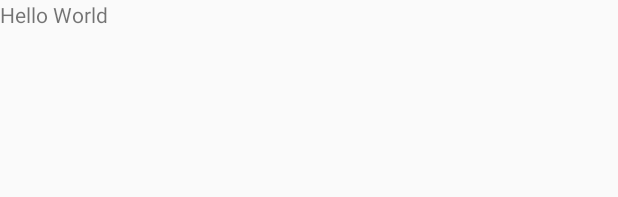
After one commit to jamin-hu/MusicalStructureProject, an Android app: the layout activity_detailed.xml on its own in the app's theme, with its tools: preview values and no code run, on a phone screen of 412 x 824 dp. The commit adds this screen. Shown: the top 197 px of the screen. Run offline under Robolectric (Android 15) with nearby library versions, the phone set to English and light mode, and no system bars.

Commit message:
Added DetailedActivity

```diff
--- a/app/src/main/AndroidManifest.xml
+++ b/app/src/main/AndroidManifest.xml
@@ -16,6 +16,7 @@
                 <category android:name="android.intent.category.LAUNCHER" />
             </intent-filter>
         </activity>
+        <activity android:name=".DetailedActivity"/>
     </application>
 
 </manifest>
--- a/app/src/main/java/com/example/jaminhu/musicalstructureproject/LibraryAdapter.java
+++ b/app/src/main/java/com/example/jaminhu/musicalstructureproject/LibraryAdapter.java
@@ -37,7 +37,7 @@ public class LibraryAdapter extends ArrayAdapter<Song>{
         TextView lyricsTextView = (TextView) listItemView.findViewById(R.id.songLyrics);
         lyricsTextView.setText(currentSong.getSongLyrics());
 
-        ImageView imageView = (ImageView) listItemView.findViewById(R.id.image);
+        ImageView imageView = (ImageView) listItemView.findViewById(R.id.songImage);
         imageView.setImageResource(currentSong.getSongImage());
 
         return listItemView;
--- /dev/null
+++ b/app/src/main/res/layout/activity_detailed.xml
@@ -0,0 +1,12 @@
+<?xml version="1.0" encoding="utf-8"?>
+<LinearLayout
+    xmlns:android="http://schemas.android.com/apk/res/android"
+    android:layout_width="match_parent"
+    android:layout_height="match_parent">
+
+    <TextView
+        android:layout_width="wrap_content"
+        android:layout_height="wrap_content"
+        android:text="Hello World"/>
+
+</LinearLayout>
```
Also changed, not shown: app/src/main/java/com/example/jaminhu/musicalstructureproject/DetailedActivity.java (added, +16 -0 lines), app/src/main/java/com/example/jaminhu/musicalstructureproject/MainActivity.java (+14 -0 lines), app/src/main/res/layout/song_item.xml (+4 -3 lines), 1 other file.
